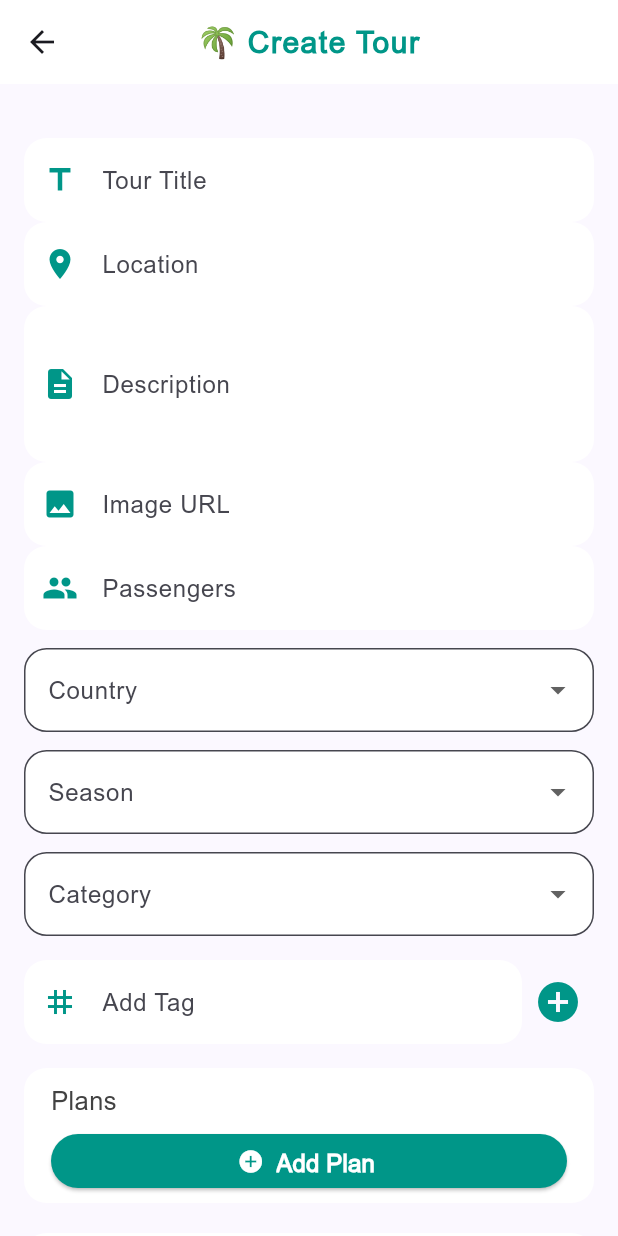
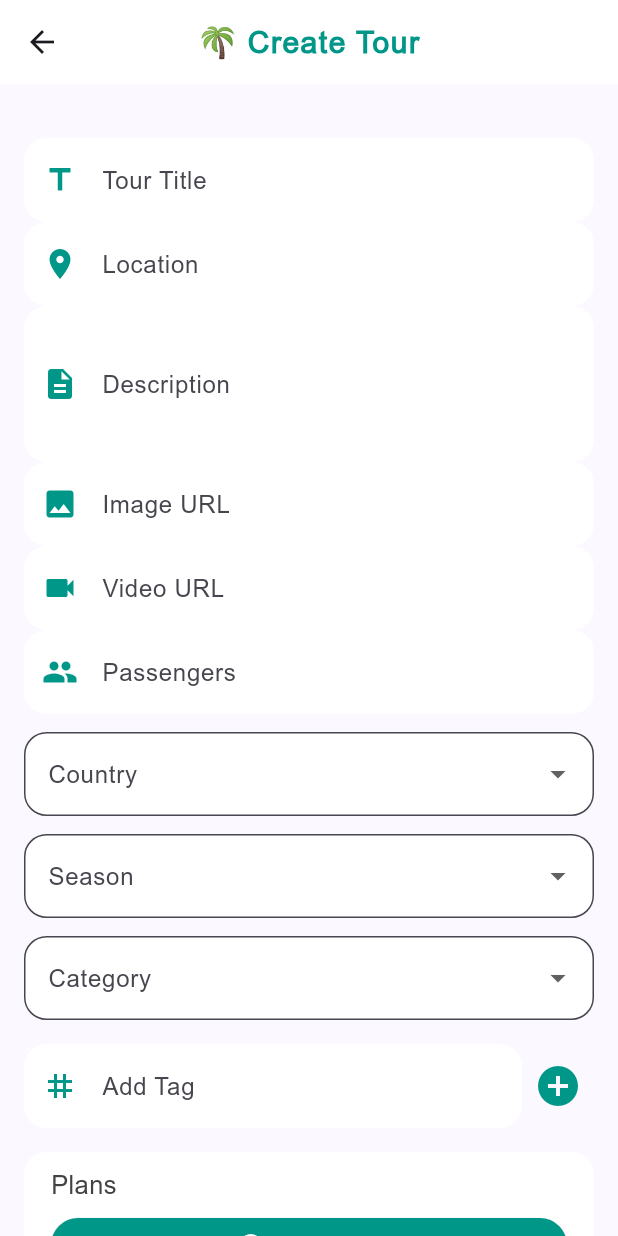
Before and after one commit to VincentAung9/tour_admin, a Flutter app: the TourFormScreen screen opened directly, on a phone screen of 412 x 824 dp. Run offline on Flutter 3.47's test engine with Material 3 defaults, Android fonts, the phone set to English and light mode, and no system bars; drawn by our look-alikes of flutter_animate; our stand-ins replace cached_network_image, easy_localization, fluttertoast, google_fonts, image_picker, lottie and 3 more; missing offline and left inert: amplify_api, amplify_auth_cognito, amplify_core, amplify_flutter, amplify_storage_s3, flutter_stripe and 1 more; network calls fail.

Commit message:
add video-url to tour-add-edit

```diff
--- a/lib/Admin/tour_form_screen.dart
+++ b/lib/Admin/tour_form_screen.dart
@@ -18,6 +18,7 @@ class _TourFormScreenState extends State<TourFormScreen> {
   final _locationController = TextEditingController();
   final _descriptionController = TextEditingController();
   final _imageUrlController = TextEditingController();
+  final _videoUrlController = TextEditingController();
   final _passengerController = TextEditingController();
   final _tagsController = TextEditingController();
 
@@ -131,6 +132,8 @@ class _TourFormScreenState extends State<TourFormScreen> {
         'location': _locationController.text.trim(),
         'description': _descriptionController.text.trim(),
         'imageUrl': _imageUrlController.text.trim(),
+        'videoUrl':
+            _videoUrlController.text.isEmpty ? null : _videoUrlController.text,
         'passengers': _passengerController.text.trim(),
         'country': _selectedCountry,
         'season': _selectedSeason,
@@ -166,6 +169,7 @@ class _TourFormScreenState extends State<TourFormScreen> {
     _locationController.clear();
     _descriptionController.clear();
     _imageUrlController.clear();
+    _videoUrlController.clear();
     _passengerController.clear();
     _tagsController.clear();
     _tags.clear();
@@ -272,6 +276,10 @@ class _TourFormScreenState extends State<TourFormScreen> {
                   controller: _imageUrlController,
                   label: "Image URL",
                   icon: Icons.image),
+              _buildTextField(
+                  controller: _videoUrlController,
+                  label: "Video URL",
+                  icon: Icons.videocam),
               _buildTextField(
                   controller: _passengerController,
                   label: "Passengers",
--- a/lib/api/tour_api.dart
+++ b/lib/api/tour_api.dart
@@ -20,6 +20,7 @@ Future<void> createTour(Map<String, dynamic> tourData) async {
           'location': tourData['location'],
           'description': tourData['description'],
           'imageUrl': tourData['imageUrl'],
+          'videoUrl': tourData['videoUrl'],
           'passengers': tourData['passengers'],
           'country': tourData['country'],
           'season': tourData['season'],
@@ -66,6 +67,7 @@ Future<void> updateTour(Map<String, dynamic> tourData) async {
           'location': tourData['location'],
           'description': tourData['description'],
           'imageUrl': tourData['imageUrl'],
+          'videoUrl': tourData['videoUrl'],
           'passengers': tourData['passengers'],
           'country': tourData['country'],
           'season': tourData['season'],
```
Also changed, not shown: lib/Admin/Tour_Edit.dart (+8 -0 lines).
